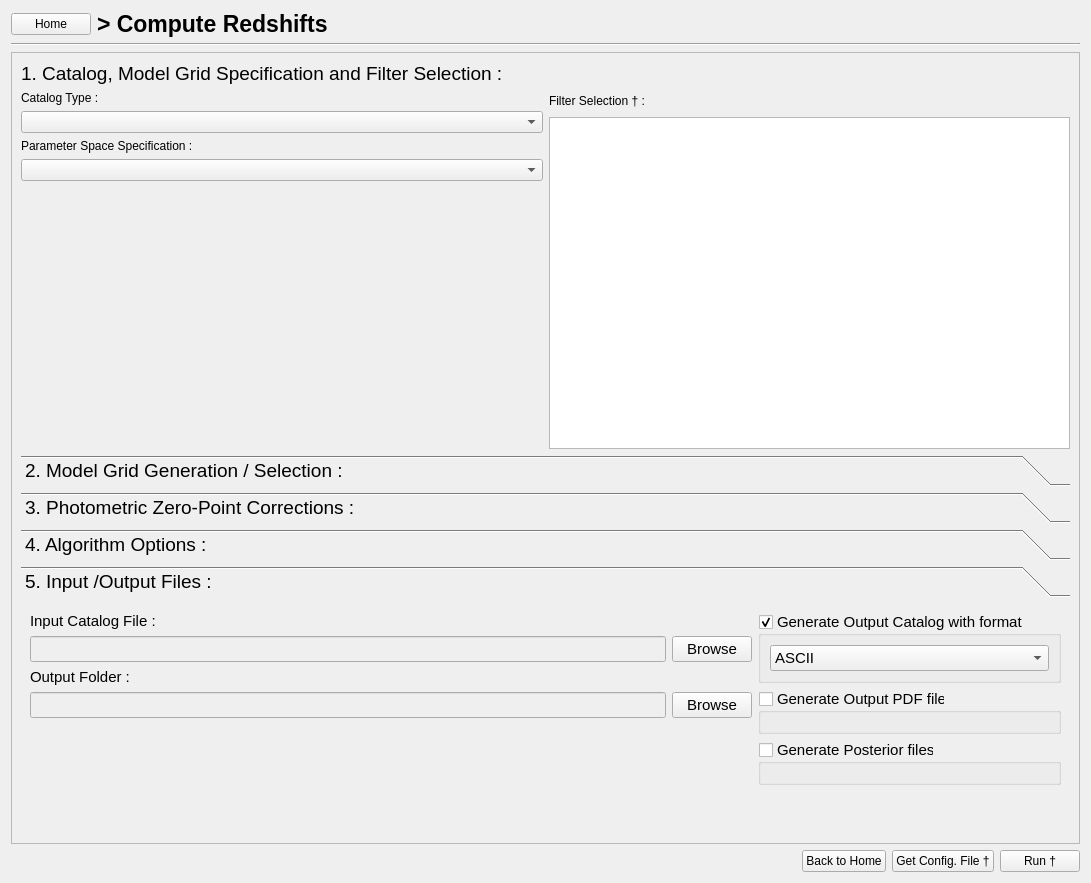
astrorama/Phosphoros, file PhzQtUI/auxdir/PhzQtUI/FormAnalysis.ui: the form before one commit.
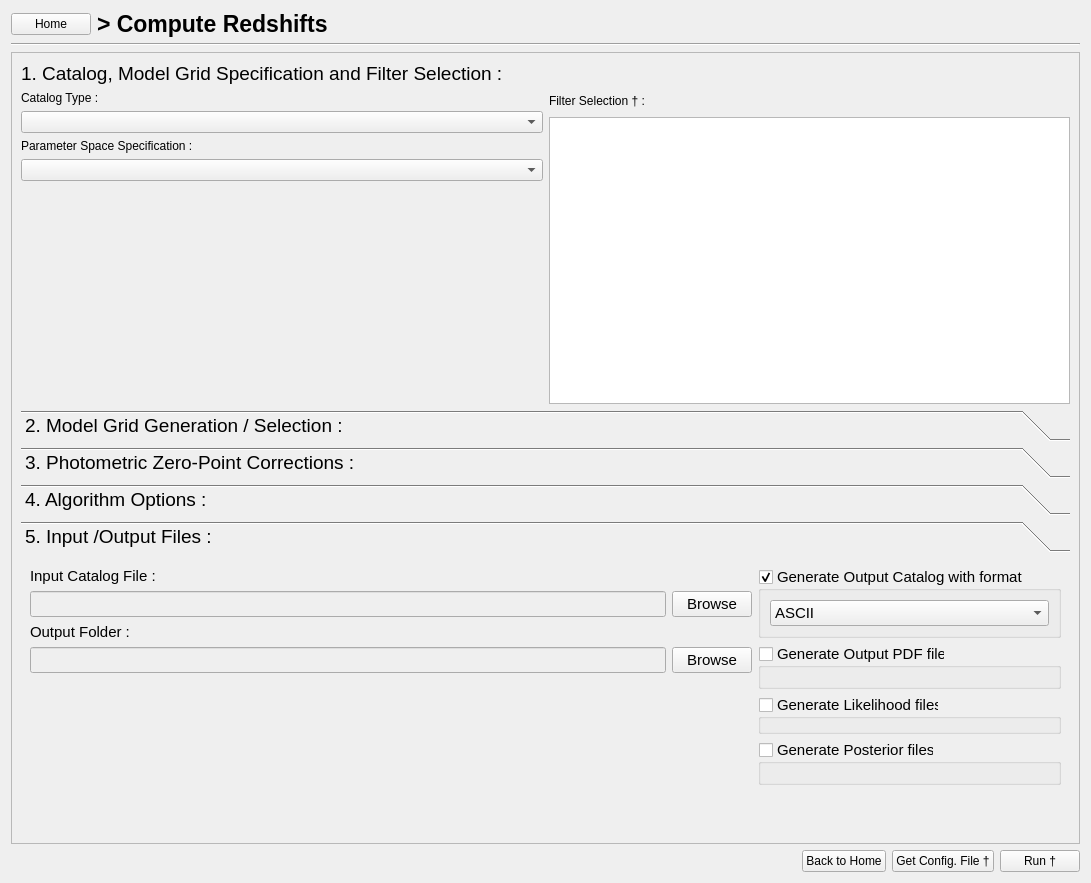
The form after the commit.

Patch:
```diff
--- a/PhzQtUI/auxdir/PhzQtUI/FormAnalysis.ui
+++ b/PhzQtUI/auxdir/PhzQtUI/FormAnalysis.ui
@@ -814,6 +814,24 @@
                  <layout class="QVBoxLayout" name="verticalLayout_4"/>
                 </widget>
                </item>
+               <item>
+                <widget class="QGroupBox" name="gb_lhood">
+                 <property name="font">
+                  <font>
+                   <pointsize>11</pointsize>
+                  </font>
+                 </property>
+                 <property name="title">
+                  <string>Generate Likelihood files</string>
+                 </property>
+                 <property name="checkable">
+                  <bool>true</bool>
+                 </property>
+                 <property name="checked">
+                  <bool>false</bool>
+                 </property>
+                </widget>
+               </item>
                <item>
                 <widget class="QGroupBox" name="gb_lik">
                  <property name="font">
```
Left out of the diff: 15 changed lines with no effect on the pictures.
